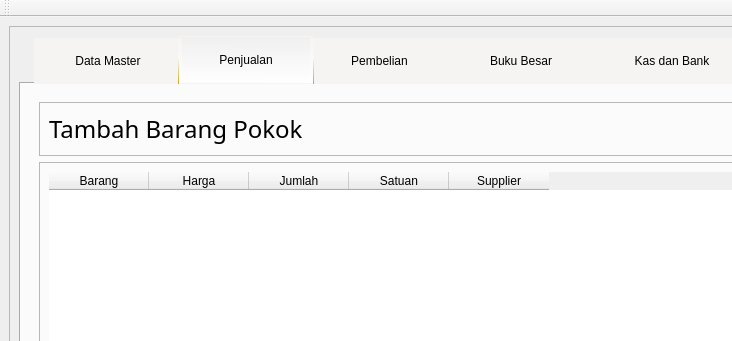
Before: the Qt Designer form GUI.ui in fnugrahendi/petuk.corp, drawn with Qt 5; both pictures show x 0 to 732 and y 0 to 341 of the 870 by 637 pixel window.
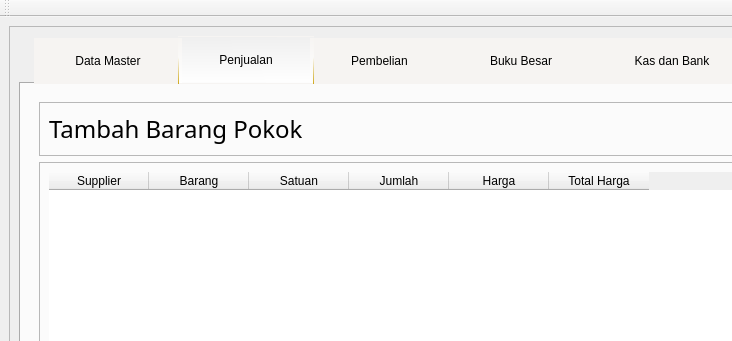
After: the same form once the commit is applied. The open tabs and pages were chosen to show the change. Icons and pictures are not drawn.

Commit message: nambah sitik. listi invoice

The edit to the form file:
```diff
--- a/GUI.ui
+++ b/GUI.ui
@@ -4767,21 +4767,16 @@
                     <property name="frameShape">
                      <enum>QFrame::NoFrame</enum>
                     </property>
+                    <column>
+                     <property name="text">
+                      <string>Supplier</string>
+                     </property>
+                    </column>
                     <column>
                      <property name="text">
                       <string>Barang</string>
                      </property>
                     </column>
-                    <column>
-                     <property name="text">
-                      <string>Harga</string>
-                     </property>
-                    </column>
-                    <column>
-                     <property name="text">
-                      <string>Jumlah</string>
-                     </property>
-                    </column>
                     <column>
                      <property name="text">
                       <string>Satuan</string>
@@ -4789,7 +4784,17 @@
                     </column>
                     <column>
                      <property name="text">
-                      <string>Supplier</string>
+                      <string>Jumlah</string>
+                     </property>
+                    </column>
+                    <column>
+                     <property name="text">
+                      <string>Harga</string>
+                     </property>
+                    </column>
+                    <column>
+                     <property name="text">
+                      <string>Total Harga</string>
                      </property>
                     </column>
                    </widget>
```
Left out of the diff: 31 changed lines with no effect on the pictures. The commit also changes 2 other files.
